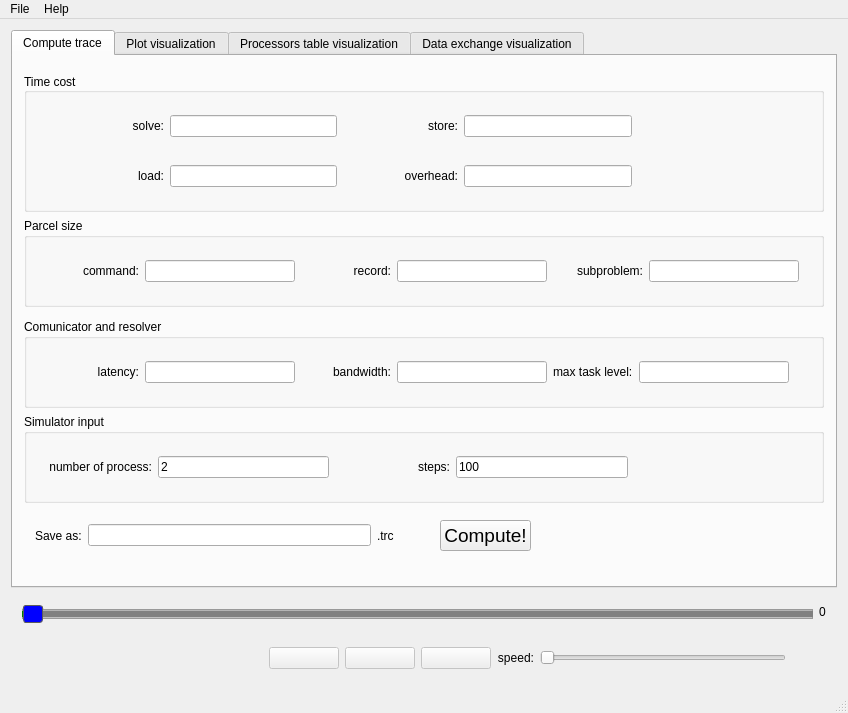
Justice01/bnb-visualizer, file visualizer/mainwindow.ui: the form before one commit.
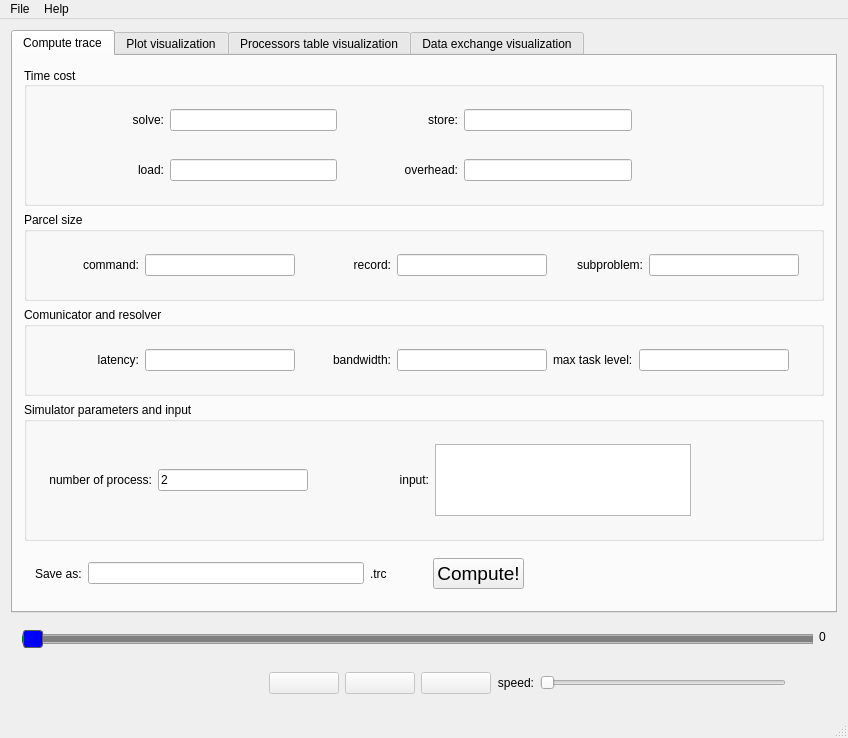
The form after the commit. Icons and pictures are not drawn.

Commit message: input allowed

The edit to the form file:
```diff
--- a/visualizer/mainwindow.ui
+++ b/visualizer/mainwindow.ui
@@ -27,9 +27,6 @@
           <string>Compute trace</string>
          </attribute>
          <layout class="QVBoxLayout" name="verticalLayout_2">
-          <item>
-           <widget class="QWidget" name="widget_3" native="true"/>
-          </item>
           <item>
            <widget class="QGroupBox" name="groupBox">
             <property name="title">
@@ -341,9 +338,6 @@
             </layout>
            </widget>
           </item>
-          <item>
-           <widget class="QWidget" name="widget_10" native="true"/>
-          </item>
           <item>
            <widget class="QGroupBox" name="groupBox_4">
             <property name="title">
@@ -462,7 +456,7 @@
           <item>
            <widget class="QGroupBox" name="groupBox_3">
             <property name="title">
-             <string>Simulator input</string>
+             <string>Simulator parameters and input</string>
             </property>
             <layout class="QVBoxLayout" name="verticalLayout_7">
              <item>
@@ -512,7 +506,7 @@
                    </size>
                   </property>
                   <property name="text">
-                   <string>steps:</string>
+                   <string>input:</string>
                   </property>
                   <property name="alignment">
                    <set>Qt::AlignRight|Qt::AlignTrailing|Qt::AlignVCenter</set>
@@ -520,21 +514,9 @@
                  </widget>
                 </item>
                 <item>
-                 <widget class="QLineEdit" name="StepsEdit">
-                  <property name="minimumSize">
-                   <size>
-                    <width>150</width>
-                    <height>0</height>
-                   </size>
-                  </property>
-                  <property name="maximumSize">
-                   <size>
-                    <width>16777215</width>
-                    <height>16777215</height>
-                   </size>
-                  </property>
-                  <property name="text">
-                   <string>100</string>
+                 <widget class="QTextEdit" name="InputEdit">
+                  <property name="horizontalScrollBarPolicy">
+                   <enum>Qt::ScrollBarAsNeeded</enum>
                   </property>
                  </widget>
                 </item>
@@ -608,6 +590,13 @@
                </property>
               </widget>
              </item>
+             <item>
+              <widget class="QLabel" name="StatusLabel">
+               <property name="text">
+                <string/>
+               </property>
+              </widget>
+             </item>
              <item>
               <spacer name="horizontalSpacer_4">
                <property name="orientation">
@@ -657,8 +646,8 @@
               <rect>
                <x>0</x>
                <y>0</y>
-               <width>98</width>
-               <height>28</height>
+               <width>798</width>
+               <height>449</height>
               </rect>
              </property>
              <layout class="QGridLayout" name="gridLayout">
```
The commit also changes 2 other files.
